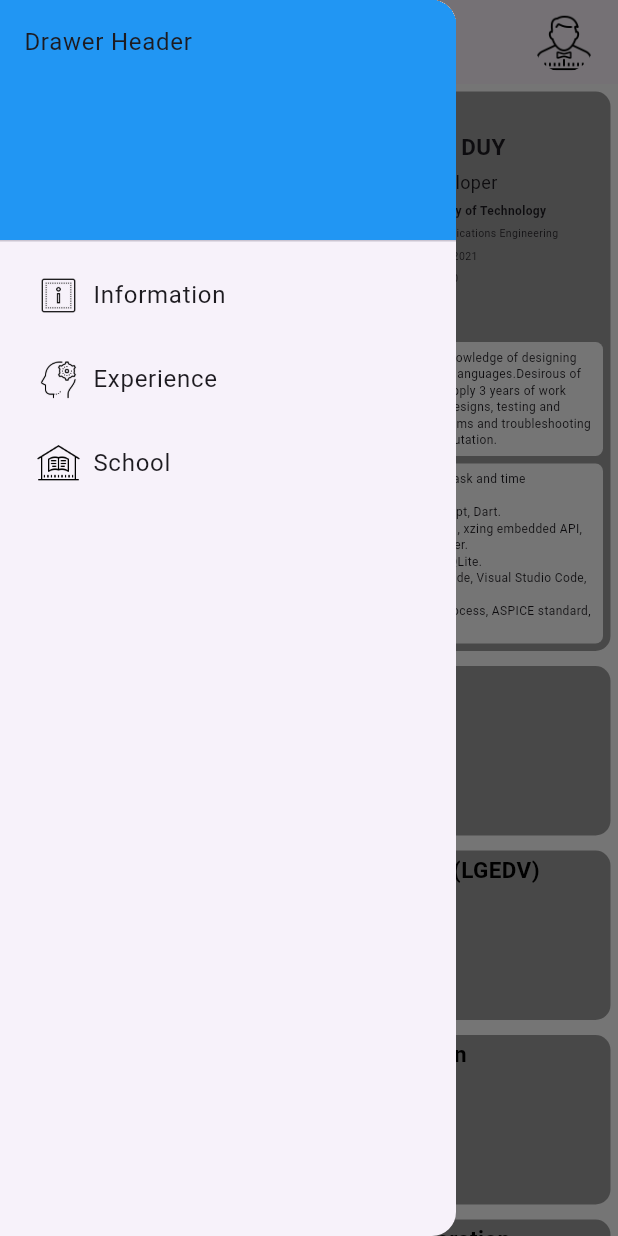
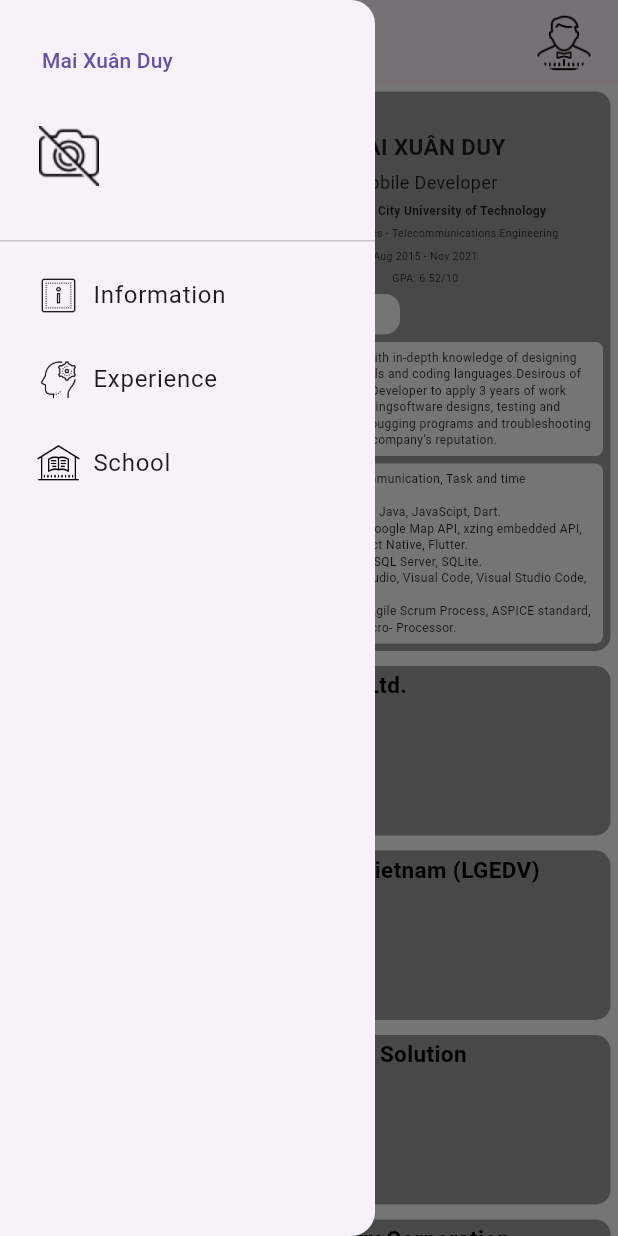
Before and after one commit to xuanduy97/cv, a Flutter app: the screen it shows after launch, with the side drawer open, on a phone screen of 412 x 824 dp. Run offline on Flutter 3.47's test engine with Material 3 defaults, Android fonts, the phone set to English and light mode, and no system bars.

Commit message:
Update app

```diff
--- a/lib/main.dart
+++ b/lib/main.dart
@@ -11,8 +11,8 @@ class MyApp extends StatelessWidget {
 
   @override
   Widget build(BuildContext context) {
-    SystemChrome.setSystemUIOverlayStyle(SystemUiOverlayStyle(statusBarColor: Colors.transparent));
-    return MaterialApp(
+    SystemChrome.setSystemUIOverlayStyle(const SystemUiOverlayStyle(statusBarColor: Colors.transparent));
+    return const MaterialApp(
       debugShowCheckedModeBanner: false,
       title: 'ToDo App',
       home: Home(),
--- a/lib/screens/home_screen.dart
+++ b/lib/screens/home_screen.dart
@@ -1,4 +1,5 @@
 import 'package:flutter/material.dart';
+import 'package:url_launcher/url_launcher_string.dart';
 import '../widgets/information_widget.dart';
 import '../widgets/daoukiwoom_exp.dart';
 import '../widgets/lg_exp.dart';
@@ -15,13 +16,35 @@ class Home extends StatelessWidget {
     final keySchool = GlobalKey();
     return Scaffold(
       drawer: Drawer(
+        width: 250,
         child: ListView(
           children: [
-            const DrawerHeader(
+            DrawerHeader(
               decoration: BoxDecoration(
-                color: Colors.blue,
               ),
-              child: Text('Drawer Header'),
+              child: Column(
+                  children: [
+                    Align(
+                      alignment: Alignment.centerLeft,
+                      child: TextButton(
+                          onPressed: () {
+                            launchUrlString('https://github.com/xuanduy97');
+                          },
+                          child: Text('Mai Xuân Duy'),
+                      ),
+
+                    ),
+                    Align(
+                        alignment: Alignment.centerLeft,
+                        child: Image(
+                          image: AssetImage('assets/images/icon_no_image.png'),
+                          height: 80,
+                          width: 60,
+                        )
+                    ),
+                  ],
+                ),
+
             ),
             ListTile(
               title: const  Row(
@@ -122,7 +145,6 @@ class Home extends StatelessWidget {
 
   AppBar _buildAppBar() {
     return AppBar(
-      // backgroundColor: tdBGColor,
       elevation: 0,
       title: Row(
         mainAxisAlignment: MainAxisAlignment.spaceBetween,
--- a/pubspec.yaml
+++ b/pubspec.yaml
@@ -35,7 +35,8 @@ dependencies:
   # The following adds the Cupertino Icons font to your application.
   # Use with the CupertinoIcons class for iOS style icons.
   cupertino_icons: ^1.0.2
-  intl: ^0.18.1
+  intl: ^0.19.0
+  url_launcher: ^6.2.2
 
 dev_dependencies:
   flutter_test:
```
Also changed, not shown: pubspec.lock, 11 other files.
